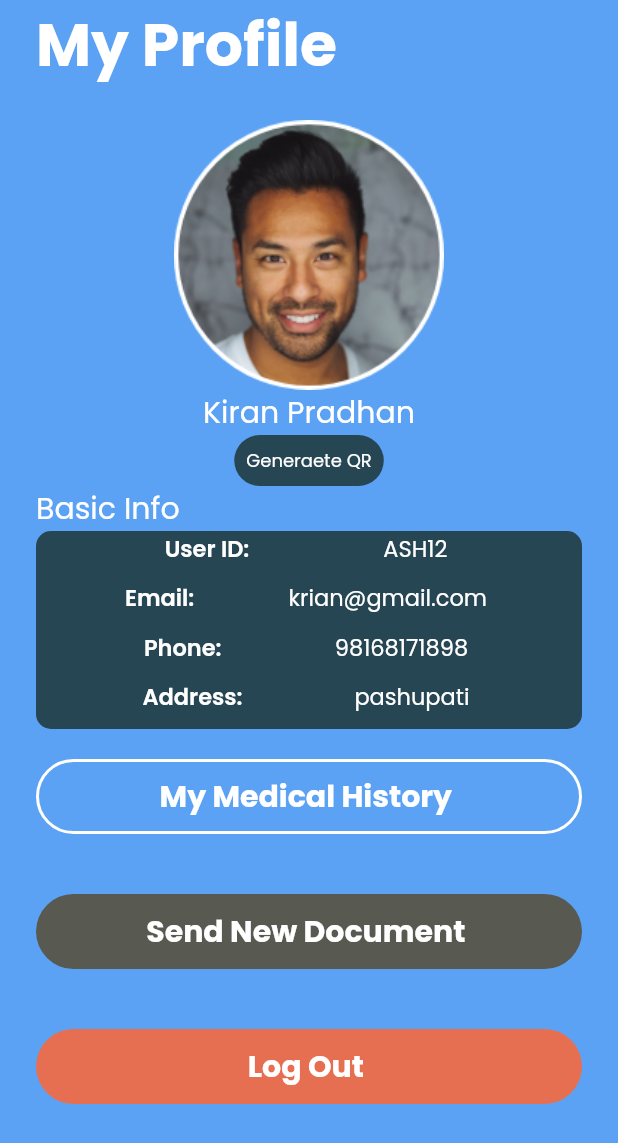
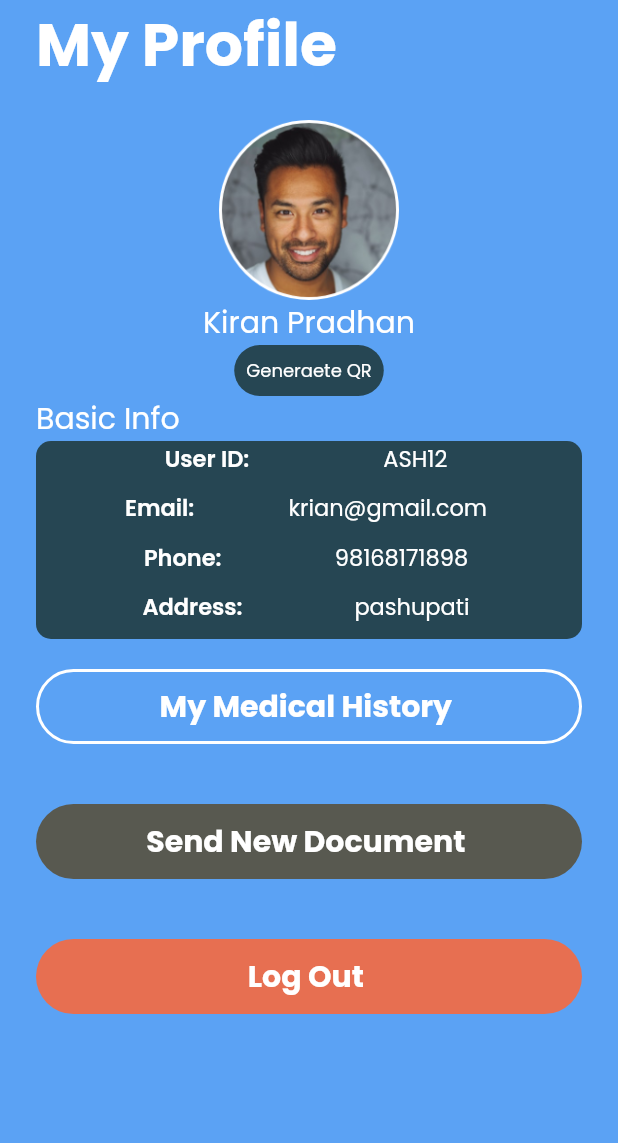
Before and after one commit to SaujanBindukar/HealthBit, a Flutter app: the PatientProfile screen opened by its route, on a phone screen of 412 x 824 dp. Shown: the top 1143 px of the screen. Run offline on Flutter 3.47's test engine with Material 2 defaults, Android fonts, the phone set to English and light mode, and no system bars; our stand-ins replace auto_route, flutter_screenutil, google_fonts.

```diff
--- a/lib/features/Patient/Patient_Profile/patientProfile.dart
+++ b/lib/features/Patient/Patient_Profile/patientProfile.dart
@@ -15,7 +15,8 @@ class _PatientProfileState extends State<PatientProfile> {
   Widget build(BuildContext context) {
     return Scaffold(
       backgroundColor: Color(0xff5BA2F4),
-      body: SafeArea(
+      body: SingleChildScrollView(
+        child: SafeArea(
           child: Padding(
             padding: EdgeInsets.symmetric(horizontal: 24),
             child: Column(
@@ -35,8 +36,8 @@ class _PatientProfileState extends State<PatientProfile> {
                 Center(
                   child: Image.asset(
                     "assets/profile.png",
-                  height: 180,
-                  width: 180,
+                    height: 120,
+                    width: 120,
                   ),
                 ),
                 Center(
@@ -233,8 +234,8 @@ class _PatientProfileState extends State<PatientProfile> {
                 ),
                 InkWell(
                   onTap: () {
-                  ExtendedNavigator.root
-                      .pushAndRemoveUntil(Routes.GetStarted, (route) => false);
+                    ExtendedNavigator.root.pushAndRemoveUntil(
+                        Routes.GetStarted, (route) => false);
                   },
                   child: Container(
                     height: 50,
@@ -262,6 +263,7 @@ class _PatientProfileState extends State<PatientProfile> {
             ),
           ),
         ),
+      ),
     );
   }
 }
```
Also changed, not shown: 3 other files. Lines whose indentation alone changed are shown as unchanged.
